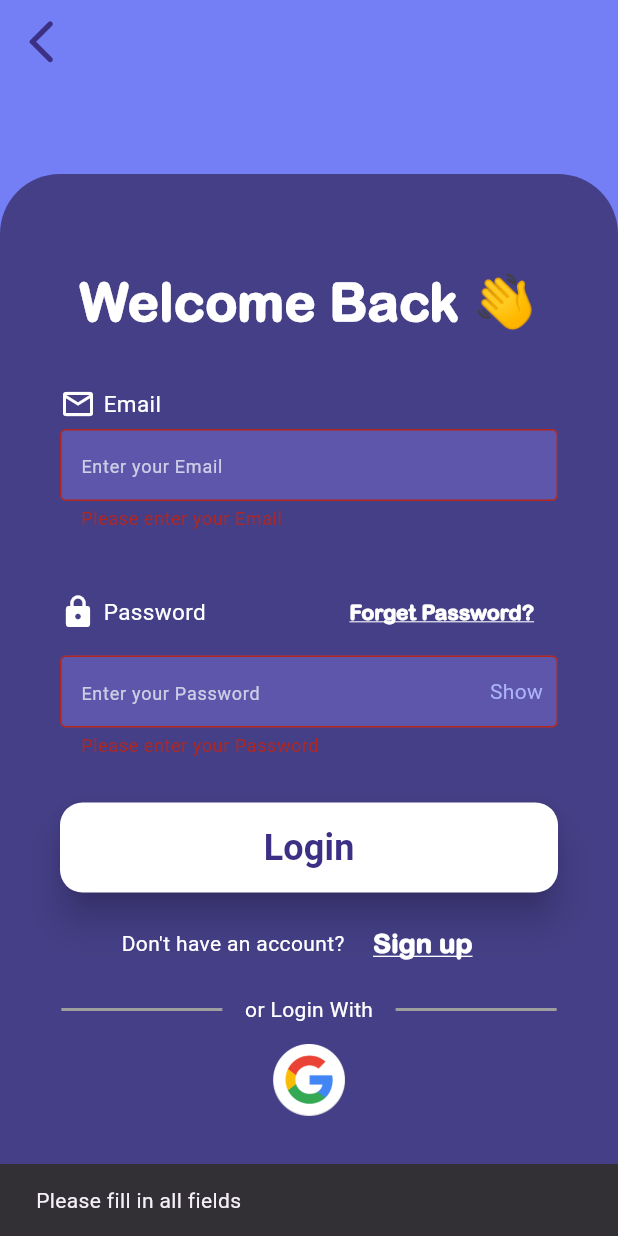
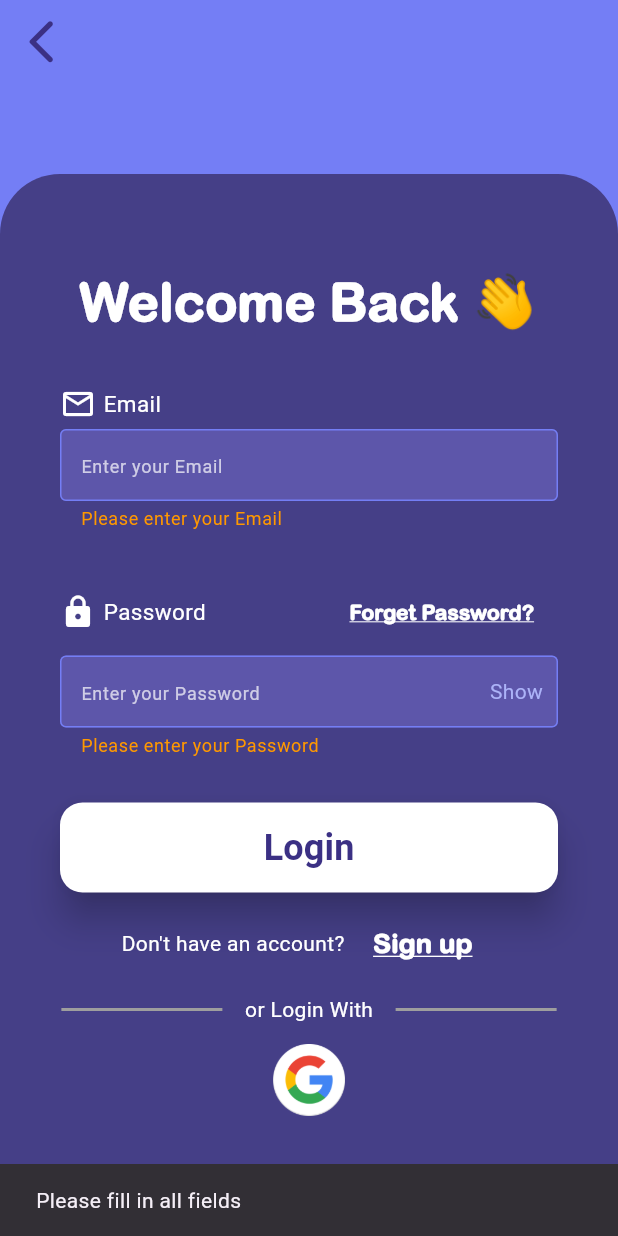
Before and after one commit to MohamedYasser343/Nexus, a Flutter app: the LoginPage screen opened directly, after a tap on "Login", on a phone screen of 412 x 824 dp. Run offline on Flutter 3.47's test engine with Material 3 defaults, Android fonts, the phone set to English and light mode, and no system bars; our stand-ins replace animated_splash_screen, page_transition; missing offline and left inert: international_phone_number_field.

Commit message:
changed the error style in login page

```diff
--- a/Frontend/Mobile_App/nexus/lib/main.dart
+++ b/Frontend/Mobile_App/nexus/lib/main.dart
@@ -7,7 +7,7 @@
 import 'package:flutter/services.dart';
 import 'package:page_transition/page_transition.dart';
 import 'package:Nexus/screens/splash/splash.dart';
-import 'package:flutter_splash_screen/flutter_splash_screen.dart';
+//import 'package:flutter_splash_screen/flutter_splash_screen.dart';
 import 'dart:async';
 void main() {
   runApp(
@@ -23,8 +23,8 @@
             ),
           ),
         ),
+        backgroundColor: Color(0xFF747EF5),
         nextScreen: HomePage(),
-        backgroundColor: Color(0xFF747EF5),
         pageTransitionType: PageTransitionType.fade,
       ),
     ),
--- a/Frontend/Mobile_App/nexus/lib/screens/auth/Login.dart
+++ b/Frontend/Mobile_App/nexus/lib/screens/auth/Login.dart
@@ -242,6 +242,13 @@
             border: OutlineInputBorder(
               borderSide: BorderSide(color: Colors.white),
             ),
+            errorStyle: const TextStyle(color: Colors.orange),
+            errorBorder: const OutlineInputBorder(
+              borderSide: BorderSide(color: Color(0xFF747EF5)),
+            ),
+            focusedErrorBorder: const OutlineInputBorder(
+              borderSide: BorderSide(color: Colors.white),
+            ),
           ),
         ),
       ],
@@ -253,6 +260,7 @@
       crossAxisAlignment: CrossAxisAlignment.start,
       children: <Widget>[
         Row(
+          crossAxisAlignment: CrossAxisAlignment.center,
           children: [
             Expanded(
               child: Row(
@@ -280,6 +288,7 @@
               },
               child: Text(
                 "Forget Password?",
+                maxLines: 1,
                 style: TextStyle(
                   fontFamily: 'arial',
                   fontWeight: FontWeight.w600,
@@ -326,6 +335,13 @@
             border: OutlineInputBorder(
               borderSide: BorderSide(color: Colors.white),
             ),
+            errorStyle: const TextStyle(color: Colors.orange),
+            errorBorder: const OutlineInputBorder(
+              borderSide: BorderSide(color: Color(0xFF747EF5)),
+            ),
+            focusedErrorBorder: const OutlineInputBorder(
+              borderSide: BorderSide(color: Colors.white),
+            ),
             suffixIcon: IconButton(
               onPressed: () {
                 setState(() {
```
